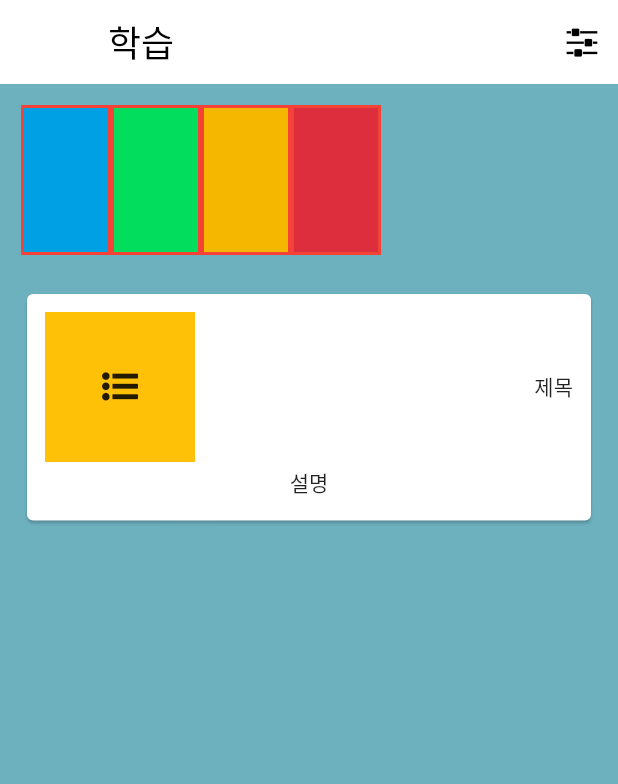
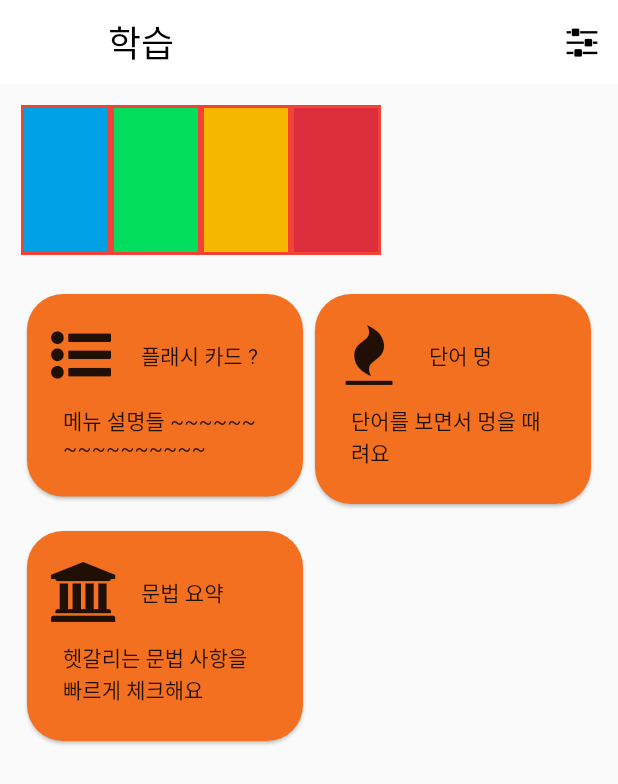
Before and after one commit to almeng-E/arabic_korean_memo, a Flutter app: the MainPageStudy screen opened directly, on a phone screen of 412 x 824 dp. Shown: the top 784 px of the screen. Run offline on Flutter 3.47's test engine with Material 2 defaults, Android fonts, the phone set to English and light mode, and no system bars; our stand-ins replace csv.

Commit message:
23-08-10 카드디자인

```diff
--- /dev/null
+++ b/lib/layouts/w_menu_card.dart
@@ -0,0 +1,64 @@
+import 'package:arabic_korean_memo/themes/my_colors.dart';
+import 'package:flutter/material.dart';
+
+class MenuCard extends StatefulWidget {
+  final Icon menuIcon;
+  final String menuName, description;
+
+  const MenuCard({
+    super.key,
+    required this.menuIcon,
+    required this.menuName,
+    required this.description,
+  });
+
+  @override
+  State<MenuCard> createState() => _MenuCardState();
+}
+
+class _MenuCardState extends State<MenuCard> {
+  @override
+  Widget build(BuildContext context) {
+    return Card(
+      clipBehavior: Clip.antiAlias,
+      shape: RoundedRectangleBorder(
+        borderRadius: BorderRadius.circular(24),
+      ),
+      color: hermesOrange,
+      child: Padding(
+        padding: const EdgeInsets.all(16),
+        child: Column(
+          mainAxisSize: MainAxisSize.max,
+          crossAxisAlignment: CrossAxisAlignment.stretch,
+          children: [
+            Row(
+              // mainAxisAlignment: MainAxisAlignment.spaceBetween,
+              children: [
+                SizedBox(
+                  width: 40,
+                  height: 50,
+                  child: FittedBox(
+                    child: widget.menuIcon,
+                  ),
+                ),
+                const SizedBox(
+                  width: 20,
+                ),
+                Text(
+                  widget.menuName,
+                ),
+              ],
+            ),
+            Padding(
+              padding: const EdgeInsets.all(8),
+              child: Text(
+                widget.description,
+                textAlign: TextAlign.left,
+              ),
+            ),
+          ],
+        ),
+      ),
+    );
+  }
+}
--- a/lib/layouts/w_study_card_menu.dart
+++ /dev/null
@@ -1,41 +0,0 @@
-import 'package:flutter/material.dart';
-import 'package:arabic_korean_memo/themes/my_icons.dart';
-
-class StudyCardMenu extends StatefulWidget {
-  const StudyCardMenu({super.key});
-
-  @override
-  State<StudyCardMenu> createState() => _StudyCardMenuState();
-}
-
-class _StudyCardMenuState extends State<StudyCardMenu> {
-  @override
-  Widget build(BuildContext context) {
-    return Card(
-      child: Padding(
-        padding: const EdgeInsets.all(12),
-        child: Column(
-          mainAxisSize: MainAxisSize.max,
-          children: [
-            Row(
-              mainAxisAlignment: MainAxisAlignment.spaceBetween,
-              children: [
-                Container(
-                  width: 100,
-                  height: 100,
-                  color: Colors.amber,
-                  child: const Icon(CustomIcon.flashCard),
-                ),
-                const Text('제목'),
-              ],
-            ),
-            const Padding(
-              padding: EdgeInsets.all(3),
-              child: Text('설명'),
-            ),
-          ],
-        ),
-      ),
-    );
-  }
-}
--- a/lib/pages/p_study.dart
+++ b/lib/pages/p_study.dart
@@ -1,7 +1,6 @@
 import 'package:flutter/material.dart';
 import 'package:arabic_korean_memo/layouts/w_color_buttons.dart';
-import 'package:arabic_korean_memo/layouts/w_study_card_menu.dart';
-import 'package:arabic_korean_memo/themes/my_colors.dart';
+import 'package:arabic_korean_memo/layouts/w_menu_card.dart';
 import 'package:arabic_korean_memo/themes/my_icons.dart';
 
 class MainPageStudy extends StatefulWidget {
@@ -34,21 +33,54 @@ class _MainPageStudyState extends State<MainPageStudy> {
           ),
         ],
       ),
-      body: Container(
-        width: double.infinity,
-        height: double.infinity,
+      body: Padding(
         padding: const EdgeInsets.fromLTRB(14, 14, 14, 0),
-        decoration: const BoxDecoration(
-          color: mainMint,
-        ),
-        child: const Column(
+        child: Column(
           children: [
             // ********************************* 색전환 버튼들
-            ColorButtons(),
-            SizedBox(
+            const ColorButtons(),
+            // 빈 공간 SPACING
+            const SizedBox(
               height: 22,
             ),
-            StudyCardMenu(),
+            // 메뉴 버튼들
+            Table(
+              children: const <TableRow>[
+                TableRow(
+                  children: <Widget>[
+                    MenuCard(
+                      menuIcon: Icon(
+                        CustomIcon.flashCard,
+                      ),
+                      menuName: '플래시 카드 ?',
+                      description: '메뉴 설명들 ~~~~~~~~~~~~~~~~',
+                    ),
+                    MenuCard(
+                      menuIcon: Icon(
+                        CustomIcon.wordBlink,
+                      ),
+                      menuName: '단어 멍',
+                      description: '단어를 보면서 멍을 때려요',
+                    ),
+                  ],
+                ),
+                TableRow(
+                  children: <Widget>[
+                    Padding(
+                      padding: EdgeInsets.only(top: 10),
+                      child: MenuCard(
+                        menuIcon: Icon(
+                          CustomIcon.grammar,
+                        ),
+                        menuName: '문법 요약',
+                        description: '헷갈리는 문법 사항을 빠르게 체크해요',
+                      ),
+                    ),
+                    SizedBox.shrink(), // Empty cell
+                  ],
+                ),
+              ],
+            )
           ],
         ),
       ),
```
Also changed, not shown: lib/pages/p_setting.dart (+1 -6 lines), lib/pages/p_tests.dart (+21 -17 lines), lib/pages/p_words.dart (+3 -5 lines).
